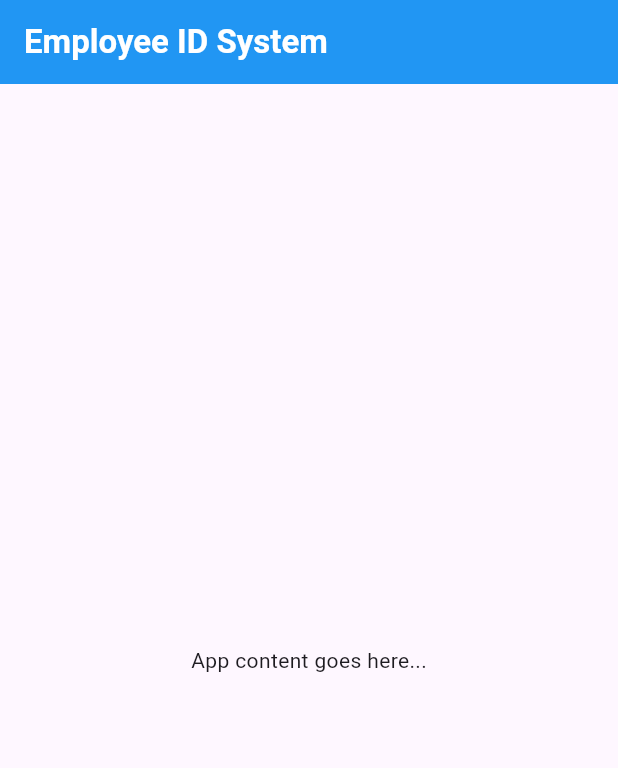
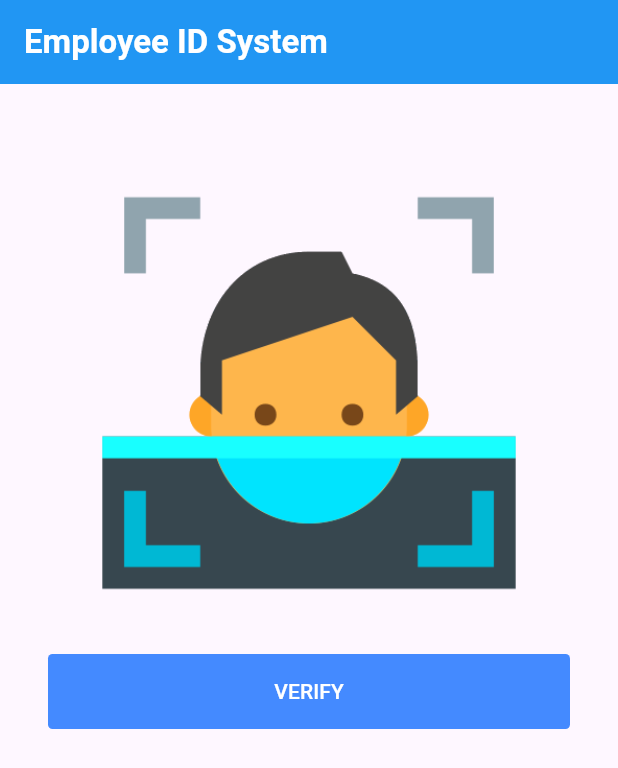
Before and after one commit to nyamajiwa-blessing/employee_user_app, a Flutter app: the screen it shows after launch, on a phone screen of 412 x 824 dp. Shown: the top 768 px of the screen. Run offline on Flutter 3.47's test engine with Material 3 defaults, Android fonts, the phone set to English and light mode, and no system bars.

Commit message:
Add image place holder and verify button

```diff
--- a/lib/home_screen.dart
+++ b/lib/home_screen.dart
@@ -14,8 +14,27 @@ class HomeScreen extends StatelessWidget {
         textAlign: TextAlign.center),
         backgroundColor: Colors.blue,
       ),
-      body: const Center(
-        child: Text('App content goes here...'),
+      body: Center(
+        child: Padding(
+          padding: const EdgeInsets.all(32.0),
+          child: Column(
+            children: [
+              Image.asset('assets/images/user.png'),
+              TextButton(
+                onPressed: ()
+                {debugPrint('Its giving...');},
+                style: TextButton.styleFrom(
+                  backgroundColor: Colors.blueAccent,
+                  foregroundColor: Colors.white,
+                  minimumSize: const Size(double.infinity, 50),
+                  shape: RoundedRectangleBorder(
+                    borderRadius: BorderRadius.circular(3),
+                  )
+                ),
+                child: const Text('VERIFY'))
+            ],
+          ),
+        ),
       ),
     );
   }
--- a/pubspec.yaml
+++ b/pubspec.yaml
@@ -61,6 +61,7 @@ flutter:
   # To add assets to your application, add an assets section, like this:
   assets:
     - assets/images/logo.png
+    - assets/images/user.png
   #   - images/a_dot_ham.jpeg
 
   # An image asset can refer to one or more resolution-specific "variants", see
```
Also changed, not shown: assets/images/user.png (added).
